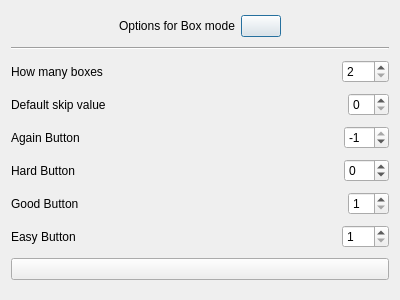
This is cardView/modes/boxes/askforboxesoptions.ui in Szybet/sanki as Qt 5 draws it before an edit. The edited form follows.
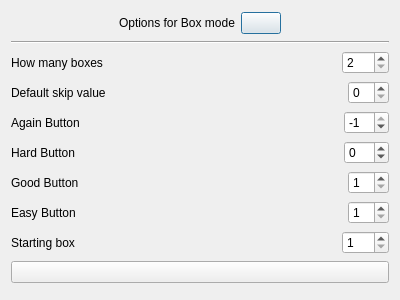
This is the edited form. Icons and pictures are not drawn.

Commit message: add an option for starting box - this is a breaking change for old sessions

The edit to the form file:
```diff
--- a/cardView/modes/boxes/askforboxesoptions.ui
+++ b/cardView/modes/boxes/askforboxesoptions.ui
@@ -86,6 +86,19 @@
        </property>
       </widget>
      </item>
+     <item>
+      <spacer name="horizontalSpacer_3">
+       <property name="orientation">
+        <enum>Qt::Horizontal</enum>
+       </property>
+       <property name="sizeHint" stdset="0">
+        <size>
+         <width>40</width>
+         <height>20</height>
+        </size>
+       </property>
+      </spacer>
+     </item>
      <item>
       <widget class="QSpinBox" name="boxesSpinBox">
        <property name="sizePolicy">
@@ -119,6 +132,19 @@
        </property>
       </widget>
      </item>
+     <item>
+      <spacer name="horizontalSpacer_4">
+       <property name="orientation">
+        <enum>Qt::Horizontal</enum>
+       </property>
+       <property name="sizeHint" stdset="0">
+        <size>
+         <width>40</width>
+         <height>20</height>
+        </size>
+       </property>
+      </spacer>
+     </item>
      <item>
       <widget class="QSpinBox" name="skipSpinBox">
        <property name="sizePolicy">
@@ -146,6 +172,19 @@
        </property>
       </widget>
      </item>
+     <item>
+      <spacer name="horizontalSpacer_5">
+       <property name="orientation">
+        <enum>Qt::Horizontal</enum>
+       </property>
+       <property name="sizeHint" stdset="0">
+        <size>
+         <width>40</width>
+         <height>20</height>
+        </size>
+       </property>
+      </spacer>
+     </item>
      <item>
       <widget class="QSpinBox" name="againSpinBox">
        <property name="sizePolicy">
@@ -182,6 +221,19 @@
        </property>
       </widget>
      </item>
+     <item>
+      <spacer name="horizontalSpacer_6">
+       <property name="orientation">
+        <enum>Qt::Horizontal</enum>
+       </property>
+       <property name="sizeHint" stdset="0">
+        <size>
+         <width>40</width>
+         <height>20</height>
+        </size>
+       </property>
+      </spacer>
+     </item>
      <item>
       <widget class="QSpinBox" name="hardSpinBox_2">
        <property name="sizePolicy">
@@ -215,6 +267,19 @@
        </property>
       </widget>
      </item>
+     <item>
+      <spacer name="horizontalSpacer_7">
+       <property name="orientation">
+        <enum>Qt::Horizontal</enum>
+       </property>
+       <property name="sizeHint" stdset="0">
+        <size>
+         <width>40</width>
+         <height>20</height>
+        </size>
+       </property>
+      </spacer>
+     </item>
      <item>
       <widget class="QSpinBox" name="goodSpinBox_3">
        <property name="sizePolicy">
@@ -248,6 +313,19 @@
        </property>
       </widget>
      </item>
+     <item>
+      <spacer name="horizontalSpacer_8">
+       <property name="orientation">
+        <enum>Qt::Horizontal</enum>
+       </property>
+       <property name="sizeHint" stdset="0">
+        <size>
+         <width>40</width>
+         <height>20</height>
+        </size>
+       </property>
+      </spacer>
+     </item>
      <item>
       <widget class="QSpinBox" name="easySpinBox_4">
        <property name="sizePolicy">
@@ -257,7 +335,7 @@
         </sizepolicy>
        </property>
        <property name="suffix">
-        <string>  </string>
+        <string/>
        </property>
        <property name="prefix">
         <string/>
@@ -272,6 +350,46 @@
      </item>
     </layout>
    </item>
+   <item>
+    <layout class="QHBoxLayout" name="horizontalLayout_8">
+     <item>
+      <widget class="QLabel" name="label_8">
+       <property name="text">
+        <string>Starting box</string>
+       </property>
+      </widget>
+     </item>
+     <item>
+      <spacer name="horizontalSpacer_9">
+       <property name="orientation">
+        <enum>Qt::Horizontal</enum>
+       </property>
+       <property name="sizeHint" stdset="0">
+        <size>
+         <width>40</width>
+         <height>20</height>
+        </size>
+       </property>
+      </spacer>
+     </item>
+     <item>
+      <widget class="QSpinBox" name="startingBoxSpixBox">
+       <property name="sizePolicy">
+        <sizepolicy hsizetype="Fixed" vsizetype="Fixed">
+         <horstretch>0</horstretch>
+         <verstretch>0</verstretch>
+        </sizepolicy>
+       </property>
+       <property name="minimum">
+        <number>1</number>
+       </property>
+       <property name="maximum">
+        <number>100</number>
+       </property>
+      </widget>
+     </item>
+    </layout>
+   </item>
    <item>
     <widget class="QPushButton" name="acceptButton">
      <property name="text">
```
The commit also changes 4 other files.
